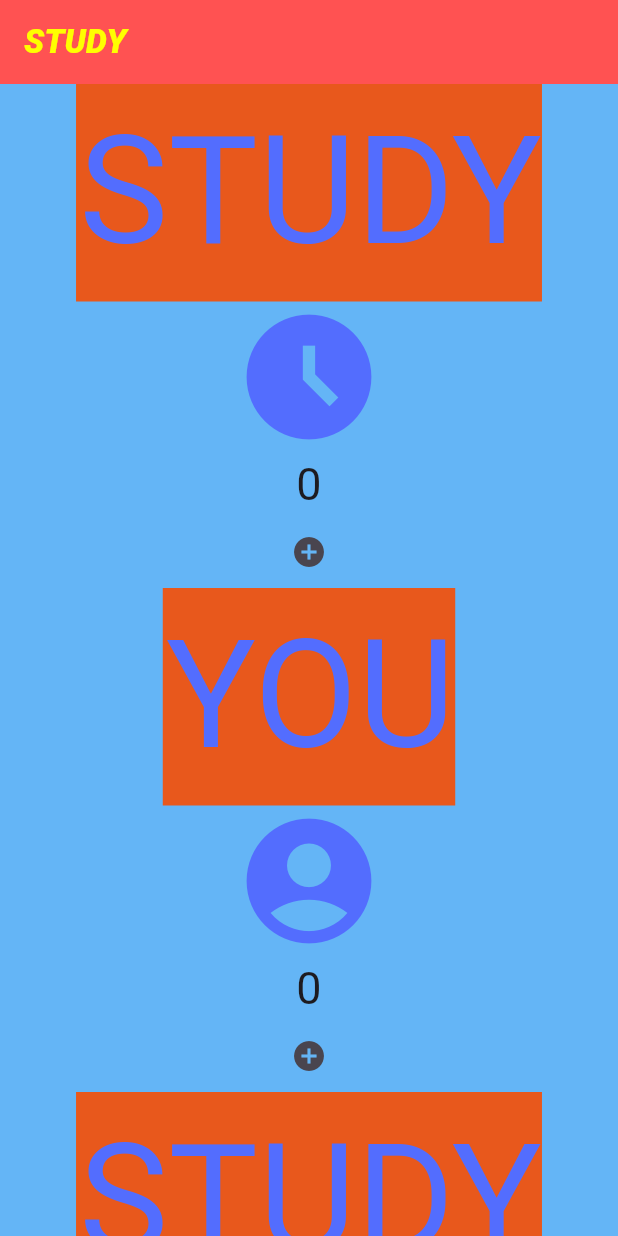
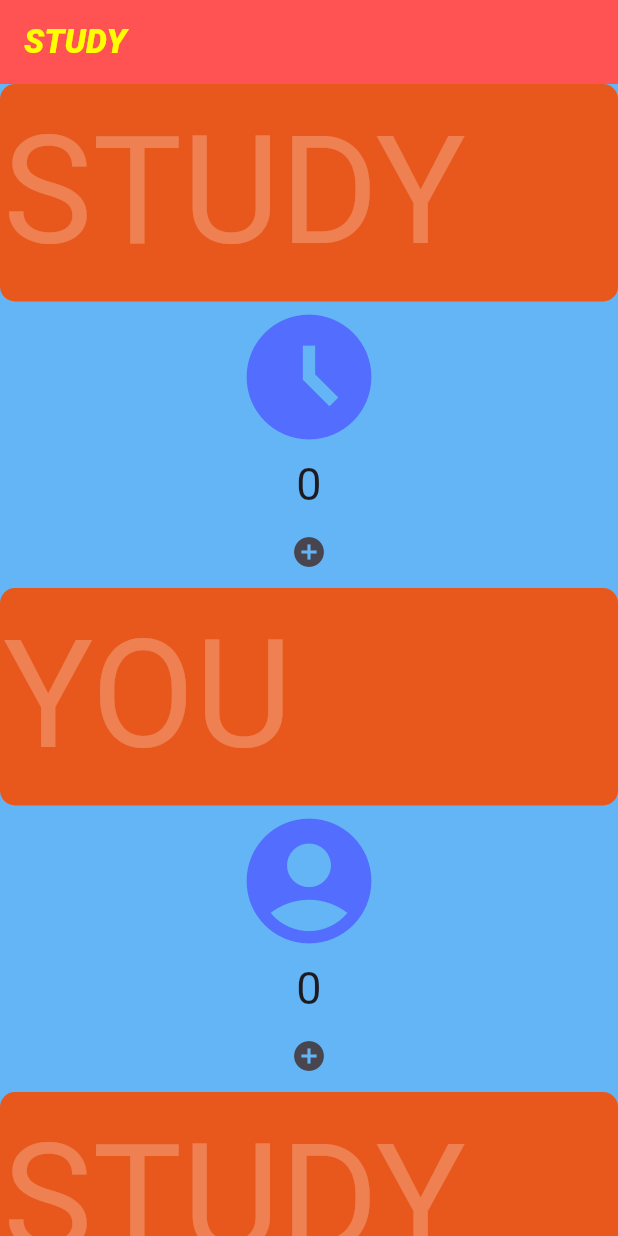
Before and after one commit to yagihiro0224/FlutterStudy, a Flutter app: the screen it shows after launch, on a phone screen of 412 x 824 dp. Run offline on Flutter 3.47's test engine with Material 3 defaults, Android fonts, the phone set to English and light mode, and no system bars.

Commit message:
add study.

```diff
--- a/flutter_study/lib/main.dart
+++ b/flutter_study/lib/main.dart
@@ -1,4 +1,5 @@
 import 'package:flutter/material.dart';
+import 'package:flutter_study/screens/home_screen.dart';
 import 'package:flutter_study/widgets/my_app_bar.dart';
 import 'package:flutter_study/widgets/my_column.dart';
 // import 'dart:math' as math;
@@ -24,7 +25,7 @@ class _MyAppState extends State<MyApp> {
       theme: ThemeData(
         textTheme: const TextTheme(
           titleLarge: TextStyle(
-            color: Colors.indigoAccent,
+            color: Colors.white24,
           ),
         ),
       ),
--- a/flutter_study/lib/widgets/my_column.dart
+++ b/flutter_study/lib/widgets/my_column.dart
@@ -1,3 +1,5 @@
+import 'dart:async';
+
 import 'package:flutter/material.dart';
 
 class MyColumn extends StatefulWidget {
@@ -23,6 +25,15 @@ class _MyColumnState extends State<MyColumn> {
     });
   }
 
+  late Timer timer;
+  void onTick(Timer timer) {
+    setState(() {});
+  }
+
+  void onStartTimer() {
+    timer = Timer.periodic(const Duration(seconds: 1), onTick);
+  }
+
   @override
   Widget build(BuildContext context) {
     return Column(
@@ -30,8 +41,12 @@ class _MyColumnState extends State<MyColumn> {
       children: [
         Center(
           child: Container(
+            decoration: const BoxDecoration(
+              color: Color(0xFFE8581C),
+              borderRadius: BorderRadius.all(Radius.circular(10)),
+            ),
+            alignment: Alignment.topLeft,
             padding: const EdgeInsets.all(1),
-            color: const Color(0xFFE8581C),
             child: Transform.translate(
               offset: const Offset(1, -1),
               child: Text(
```
Also changed, not shown: flutter_study/lib/screens/home_screen.dart (+20 -1 lines), 1 other file.
